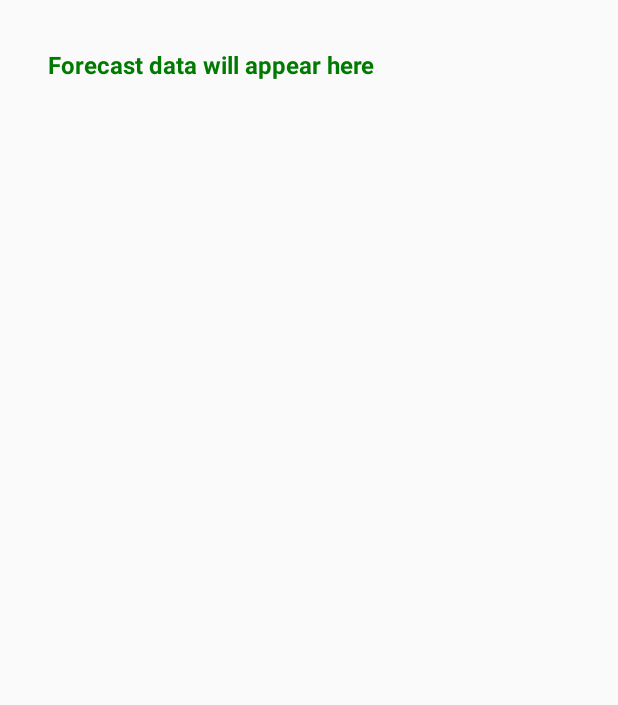
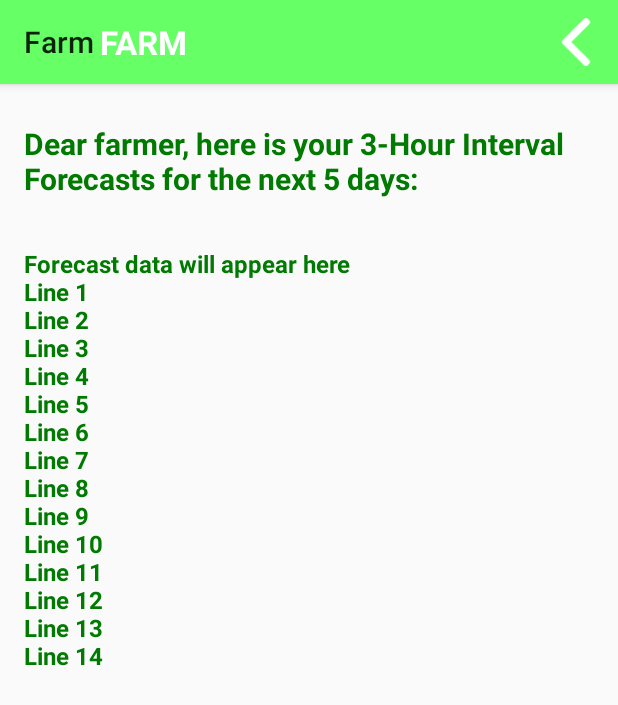
Before and after one commit to Tintuschris/Farm, an Android app: the WeatherForecastActivity screen opened directly, with no data from a screen before it, on a phone screen of 412 x 824 dp. Shown: the top 705 px of the screen. Run offline under Robolectric (Android 15) with nearby library versions, the phone set to English and light mode, and no system bars; our stand-ins replace Volley; network calls fail.

Commit message:
last working changes made from lenovo

```diff
--- a/app/src/main/java/com/example/farm/SplashActivity.java
+++ b/app/src/main/java/com/example/farm/SplashActivity.java
@@ -17,7 +17,7 @@ public class SplashActivity extends AppCompatActivity {
         super.onCreate(savedInstanceState);
         setContentView(R.layout.activity_splash);
 
-        sharedPreferences = getSharedPreferences("myPrefs", MODE_PRIVATE);
+        sharedPreferences = getSharedPreferences("sharedPrefs", MODE_PRIVATE);
 
         new Handler().postDelayed(new Runnable() {
             @Override
--- a/app/src/main/java/com/example/farm/WeatherForecastActivity.java
+++ b/app/src/main/java/com/example/farm/WeatherForecastActivity.java
@@ -1,9 +1,13 @@
 package com.example.farm;
 
+import android.content.Intent;
 import android.os.Bundle;
+import android.view.Menu;
+import android.view.MenuItem;
 import android.widget.TextView;
 import android.widget.Toast;
 import androidx.appcompat.app.AppCompatActivity;
+import androidx.appcompat.widget.Toolbar;
 import com.android.volley.Request;
 import com.android.volley.RequestQueue;
 import com.android.volley.Response;
@@ -23,6 +27,10 @@ public class WeatherForecastActivity extends AppCompatActivity {
         super.onCreate(savedInstanceState);
         setContentView(R.layout.activity_weather_forecast);
 
+        // Set up the toolbar
+        Toolbar toolbar = findViewById(R.id.toolbar);
+        setSupportActionBar(toolbar);
+
         forecastTextView = findViewById(R.id.forecast_text_view);
 
         // Get the latitude and longitude passed from HomePageActivity
@@ -31,6 +39,28 @@ public class WeatherForecastActivity extends AppCompatActivity {
 
         // Fetch the weather forecast
         getWeatherForecast(latitude, longitude);
+    }
+
+    // Inflate the menu for the toolbar
+    @Override
+    public boolean onCreateOptionsMenu(Menu menu) {
+        getMenuInflater().inflate(R.menu.menu_sec, menu);
+        return true;
+    }
+
+    // Handle toolbar item clicks
+    @Override
+    public boolean onOptionsItemSelected(MenuItem item) {
+        int id = item.getItemId();
+
+        if (id == R.id.back_button) {
+            // Navigate back to the homepage
+            Intent intent = new Intent(this, HomePageActivity.class);
+            startActivity(intent);
+            return true;
+        }
+
+        return super.onOptionsItemSelected(item);
     }
 
     // Method to get 5-Day / 3-Hour forecast using OpenWeatherMap API
@@ -53,17 +83,19 @@ public class WeatherForecastActivity extends AppCompatActivity {
                         JSONObject weather = weatherArray.getJSONObject(0);
                         String description = weather.getString("description");
 
-                        String rainInfo = "No rain forecasted";
+                        // Improved rainfall data handling
+                        double rainVolume = 0;
                         if (forecast.has("rain")) {
                             JSONObject rain = forecast.getJSONObject("rain");
                             if (rain.has("3h")) {
-                                double rainVolume = rain.getDouble("3h");
-                                rainInfo = "Rainfall (3h): " + rainVolume + " mm";
+                                rainVolume = rain.getDouble("3h");
                             }
                         }
 
+                        String rainInfo = rainVolume > 0 ? String.format("Rainfall (3h): %.2f mm", rainVolume) : "No rain forecasted";
+
                         forecastInfo.append("Time: ").append(dateTime).append("\n")
-                                .append("Temperature: ").append(temp).append("°C\n")
+                                .append("Temperature: ").append(String.format("%.1f°C", temp)).append("\n")
                                 .append("Description: ").append(description).append("\n")
                                 .append(rainInfo).append("\n\n");
                     }
--- a/app/src/main/res/layout/activity_weather_forecast.xml
+++ b/app/src/main/res/layout/activity_weather_forecast.xml
@@ -1,16 +1,58 @@
 <LinearLayout xmlns:android="http://schemas.android.com/apk/res/android"
     android:layout_width="match_parent"
     android:layout_height="match_parent"
-    android:orientation="vertical"
-    android:padding="16dp">
+    xmlns:app="http://schemas.android.com/apk/res-auto"
+    android:orientation="vertical">
 
+    <!-- Toolbar -->
+    <androidx.appcompat.widget.Toolbar
+        android:id="@+id/toolbar"
+        android:layout_width="match_parent"
+        android:layout_height="?attr/actionBarSize"
+        android:background="@color/main_color"
+        android:layout_marginBottom="10dp"
+        android:elevation="4dp"
+        app:popupTheme="@style/Theme.Farm"
+        app:menu="@menu/menu_sec">
+
+        <TextView
+            android:id="@+id/toolbar_title"
+            android:layout_width="wrap_content"
+            android:layout_height="wrap_content"
+            android:text="FARM"
+            android:textSize="22sp"
+            android:textColor="@color/white"
+            android:textStyle="bold"
+            android:gravity="left"/>
+    </androidx.appcompat.widget.Toolbar>
+
+    <!-- Header TextView -->
     <TextView
-        android:id="@+id/forecast_text_view"
+        android:id="@+id/forecast_header"
         android:layout_width="match_parent"
         android:layout_height="wrap_content"
-        android:text="Forecast data will appear here"
-        android:textSize="16sp"
+        android:text="Dear farmer, here is your 3-Hour Interval Forecasts for the next 5 days:"
+        android:textSize="20sp"
         android:padding="16dp"
-        android:textColor="@color/text_color" />
+        android:textColor="@color/text_color"
+        android:textStyle="bold"
+        android:gravity="left" />
+
+    <!-- ScrollView for scrollable forecast data -->
+    <ScrollView
+        android:layout_width="match_parent"
+        android:layout_height="wrap_content">
+
+        <!-- Forecast content inside ScrollView -->
+        <TextView
+            android:id="@+id/forecast_text_view"
+            android:layout_width="match_parent"
+            android:layout_height="wrap_content"
+            android:text="Forecast data will appear here\nLine 1\nLine 2\nLine 3\nLine 4\nLine 5\nLine 6\nLine 7\nLine 8\nLine 9\nLine 10\nLine 11\nLine 12\nLine 13\nLine 14"
+            android:textSize="16sp"
+            android:padding="16dp"
+            android:textColor="@color/text_color" />
+
+    </ScrollView>
 
 </LinearLayout>
--- a/app/src/main/res/menu/menu_sec.xml
+++ b/app/src/main/res/menu/menu_sec.xml
@@ -6,6 +6,4 @@
         android:icon="@drawable/ic_back"
         android:title="Trees"
         app:showAsAction="always" />
-
-
 </menu>
```
Also changed, not shown: app/src/main/java/com/example/farm/HomePageActivity.java (+70 -50 lines).
